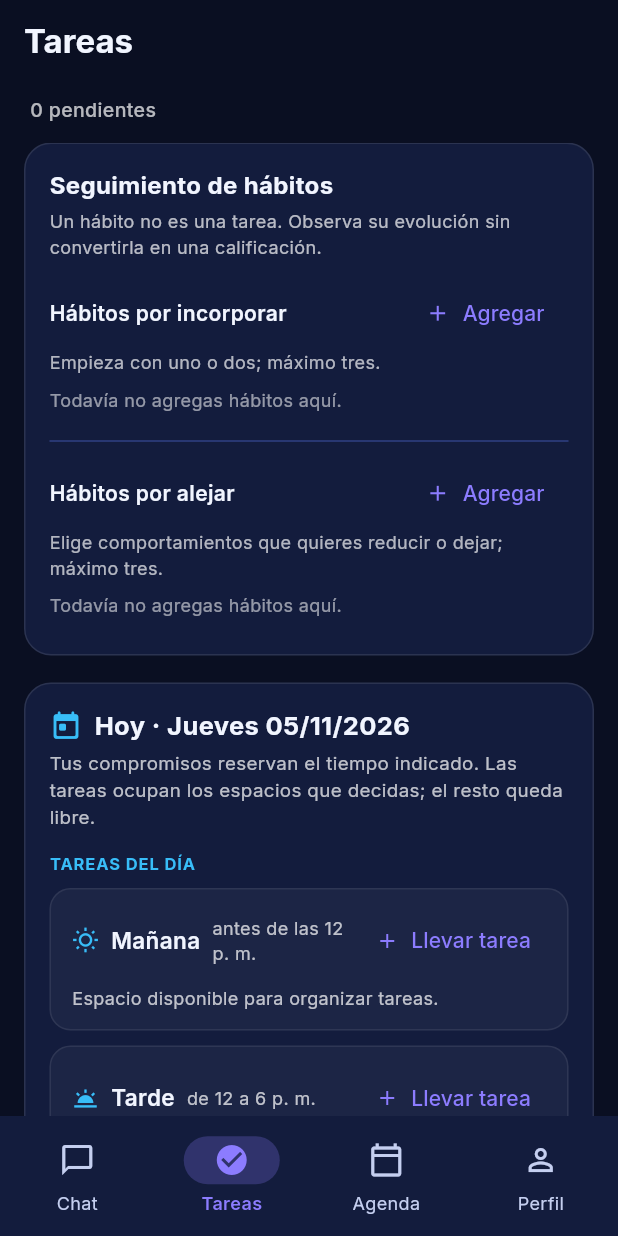
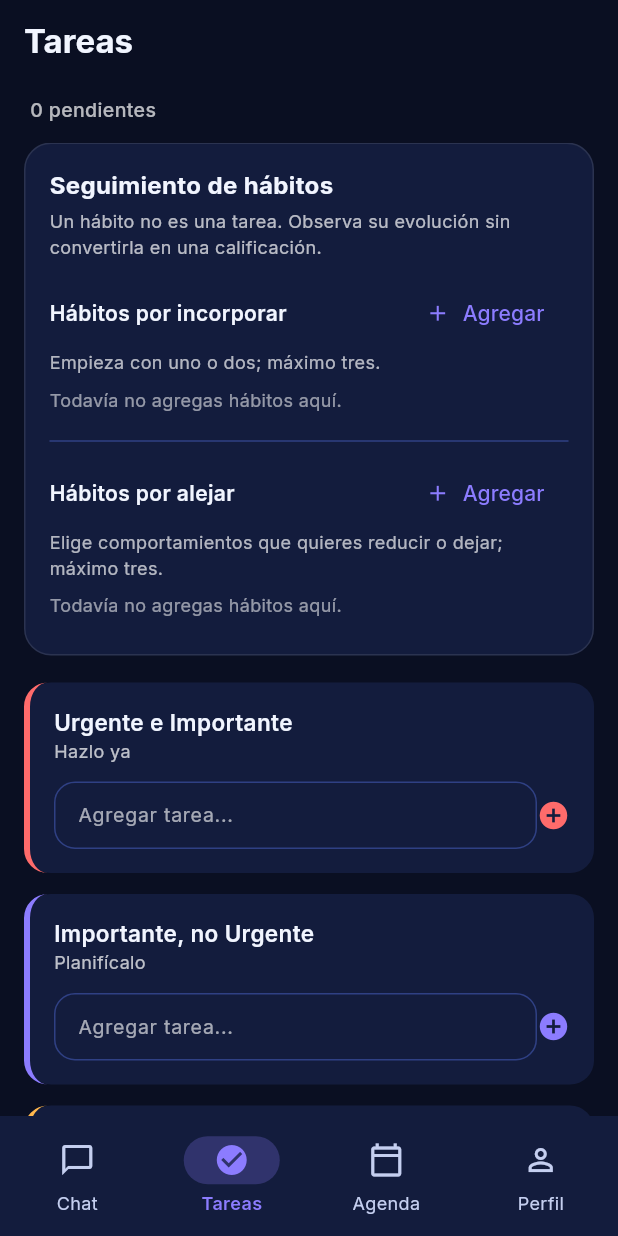
Before and after one commit to villadiegorodrigo7-coder/neuroplan-ai, a Flutter app: the screen it shows once a user with an empty profile is signed in, item 2 of the bottom bar chosen, on a phone screen of 412 x 824 dp. Run offline on Flutter 3.47's test engine with Material 3 defaults, Android fonts, the phone set to English and light mode, and no system bars; our stand-ins replace flutter_tts, google_fonts, shared_preferences, speech_to_text, supabase_flutter; accounts and stored records are empty; network calls fail.

Commit message:
Remove daily planning from Tasks screen

```diff
--- a/lib/screens/tasks_screen.dart
+++ b/lib/screens/tasks_screen.dart
@@ -1,10 +1,8 @@
 import 'package:flutter/material.dart';
 
-import '../models/agenda_event.dart';
 import '../models/cuadernillo_data.dart';
 import '../models/entrada_diario.dart';
 import '../models/task.dart';
-import '../services/agenda_store.dart';
 import '../services/cuadernillo_service.dart';
 import '../services/tasks_service.dart';
 
@@ -28,41 +26,12 @@ const List<_Cuadrante> _cuadrantes = [
       Color(0xFFB0AEC5)),
 ];
 
-const List<String> _diasNombre = [
-  'Lunes', 'Martes', 'Miércoles', 'Jueves', 'Viernes', 'Sábado', 'Domingo',
-];
-const List<String> _mesesAbrev = [
-  'ene', 'feb', 'mar', 'abr', 'may', 'jun', 'jul', 'ago', 'sep', 'oct', 'nov', 'dic',
-];
 
-/// Los tres bloques del día, igual que en la Etapa 3 del cuadernillo.
-class _Bloque {
-  final String clave;
-  final String titulo;
-  final String rango;
-  final IconData icono;
-  const _Bloque(this.clave, this.titulo, this.rango, this.icono);
-}
-
-const List<_Bloque> _bloques = [
-  _Bloque('manana', 'Mañana', 'antes de las 12 p. m.', Icons.wb_sunny_outlined),
-  _Bloque('tarde', 'Tarde', 'de 12 a 6 p. m.', Icons.wb_twilight),
-  _Bloque('noche', 'Noche', 'desde las 6 p. m.', Icons.nights_stay_outlined),
-];
-
-String _tituloBloque(String clave) {
-  for (final b in _bloques) {
-    if (b.clave == clave) return b.titulo;
-  }
-  return '';
-}
-
-Color _colorDeTarea(Task t) {
-  for (final c in _cuadrantes) {
-    if (c.clave == t.cuadrante) return c.color;
-  }
-  return const Color(0xFF8D9BC8);
-}
+/// Color asociado a la clasificación de la tarea en la matriz.
+Color _colorDeTarea(Task t) => _cuadrantes
+    .firstWhere((c) => c.clave == t.cuadrante,
+        orElse: () => const _Cuadrante('', '', '', Color(0xFF8D9BC8)))
+    .color;
 
 String _etiquetaCuadrante(Task t) {
   for (final c in _cuadrantes) {
@@ -94,14 +63,8 @@ class _TasksScreenState extends State<TasksScreen> {
   @override
   void initState() {
     super.initState();
-    AgendaStore.instance.addListener(_alCambiarAgenda);
-    AgendaStore.instance.cargar();
     TasksScreen.recargar.addListener(_sincronizarConCuadernillo);
     _iniciar();
-  }
-
-  void _alCambiarAgenda() {
-    if (mounted) setState(() {});
   }
 
   Future<void> _iniciar() async {
@@ -268,7 +231,6 @@ class _TasksScreenState extends State<TasksScreen> {
 
   @override
   void dispose() {
-    AgendaStore.instance.removeListener(_alCambiarAgenda);
     TasksScreen.recargar.removeListener(_sincronizarConCuadernillo);
     for (final c in _controllers.values) {
       c.dispose();
@@ -315,8 +277,6 @@ class _TasksScreenState extends State<TasksScreen> {
                         padding: const EdgeInsets.fromLTRB(16, 0, 16, 24),
                         children: [
                           _buildHabitos(scheme),
-                          const SizedBox(height: 18),
-                          _buildMiDia(tasks, scheme),
                           const SizedBox(height: 18),
                           for (final c in _cuadrantes) ...[
 
@@ -704,33 +664,11 @@ class _TasksScreenState extends State<TasksScreen> {
                           : Colors.white.withValues(alpha: 0.9),
                     ),
                   ),
-                  if (_etiquetaDia(task) != null)
-                    Text(
-                      _etiquetaDia(task)!,
-                      style: TextStyle(fontSize: 11.5, color: scheme.secondary),
-                    ),
                 ],
               ),
             ),
           ),
           if (clasificador != null) clasificador,
-          PopupMenuButton<String>(
-            tooltip: 'Llevar a hoy',
-            icon: Icon(Icons.today_outlined,
-                size: 19, color: scheme.secondary.withValues(alpha: 0.9)),
-            onSelected: (v) {
-              if (v == 'quitar') {
-                _service.quitarDeHoy(task);
-              } else {
-                _service.llevarAHoy(task, v);
-              }
-            },
-            itemBuilder: (context) => [
-              for (final b in _bloques)
-                PopupMenuItem(
-                  value: b.clave,
-                  child: Text('Llevar a hoy · ${b.titulo}'),
-                ),
               if (task.fecha.isNotEmpty)
                 const PopupMenuItem(value: 'quitar', child: Text('Quitar del día')),
             ],
```
